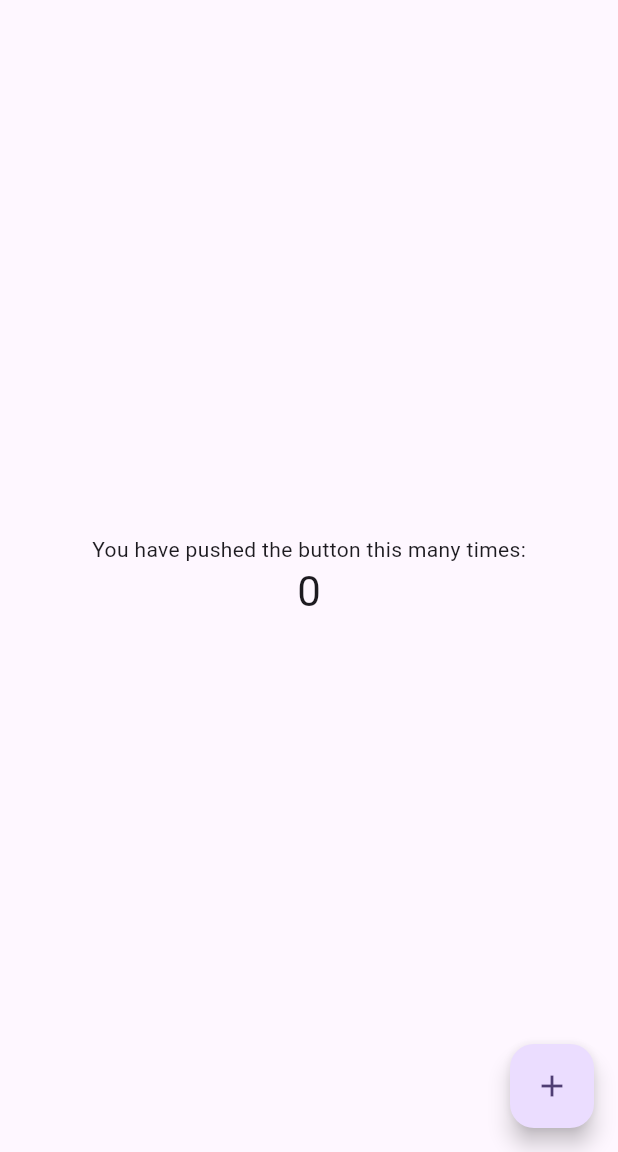
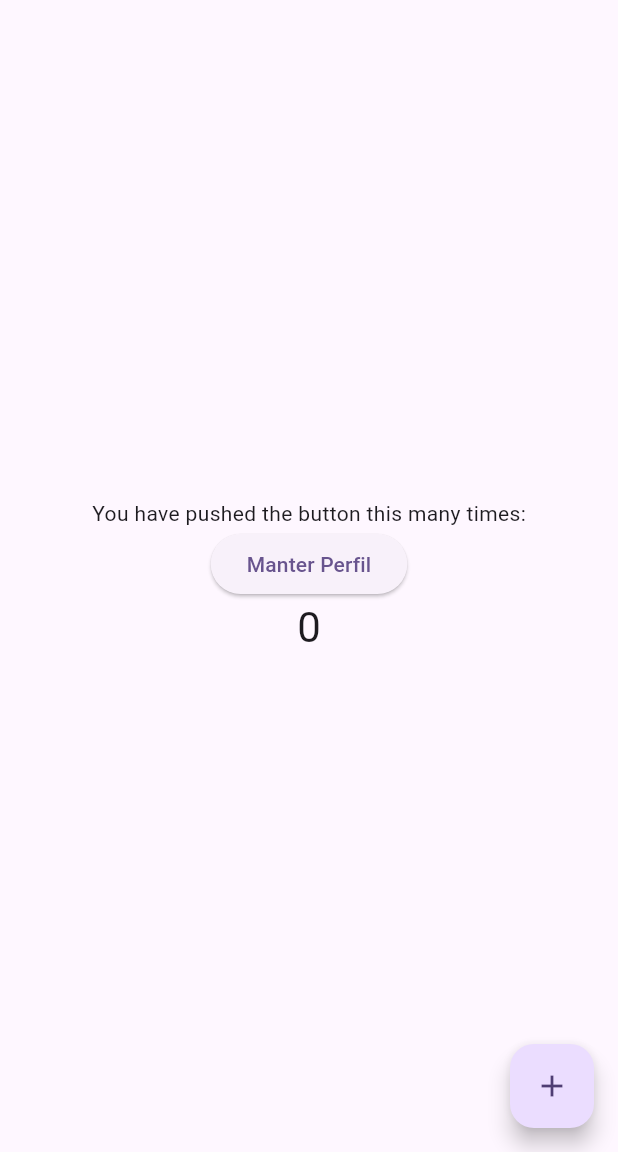
Before and after one commit to rsprenata/Luna, a Flutter app: the screen it shows after launch, on a phone screen of 412 x 824 dp, the part 84-1236 px from its top. Run offline on Flutter 3.47's test engine with Material 3 defaults, Android fonts, the phone set to English and light mode, and no system bars; accounts and stored records are empty.

Commit message:
[Manter perfil]fix: corrige tela

```diff
--- a/lib/main.dart
+++ b/lib/main.dart
@@ -1,4 +1,7 @@
 import 'package:flutter/material.dart';
+import 'package:luna/model/usuario.dart';
+import 'package:luna/routes/routes.dart';
+import 'package:luna/view/perfil/manter_perfil.dart';
 
 void main() {
   runApp(const MyApp());
@@ -32,6 +35,10 @@ class MyApp extends StatelessWidget {
         useMaterial3: true,
       ),
       home: const MyHomePage(title: 'Flutter Demo Home Page'),
+      routes: {
+        Routes.home: (context) => const MyHomePage(title: 'LUNA'),
+        Routes.usuarioEdit:(context) => const EditarUsuarioPage()
+      },
     );
   }
 }
@@ -49,6 +56,7 @@ class MyHomePage extends StatefulWidget {
   // always marked "final".
 
   final String title;
+  static const String routeName = '/home';
 
   @override
   State<MyHomePage> createState() => _MyHomePageState();
@@ -108,6 +116,9 @@ class _MyHomePageState extends State<MyHomePage> {
             const Text(
               'You have pushed the button this many times:',
             ),
+            ElevatedButton(onPressed: (){
+              Navigator.pushNamed(context, EditarUsuarioPage.routeName);
+            }, child: Text("Manter Perfil")),
             Text(
               '$_counter',
               style: Theme.of(context).textTheme.headlineMedium,
--- a/lib/routes/routes.dart
+++ b/lib/routes/routes.dart
@@ -2,8 +2,8 @@ import 'package:luna/main.dart';
 import 'package:luna/view/perfil/manter_perfil.dart';
 
 class Routes {
-/*static const String home = MyHomePage.routeName;
-static const String clienteList = ListarClientesPage.routeName;
+static const String home = MyHomePage.routeName;
+/*static const String clienteList = ListarClientesPage.routeName;
 static const String clienteInsert = InserirClientePage.routeName;*/
 static const String usuarioEdit = EditarUsuarioPage.routeName;
 
--- a/lib/view/perfil/manter_perfil.dart
+++ b/lib/view/perfil/manter_perfil.dart
@@ -122,9 +122,9 @@ class _EditarUsuarioPageState extends State<EditarUsuarioPage> {
 
   @override
   Widget build(BuildContext context) {
-    final Map m = ModalRoute.of(context)!.settings.arguments as Map;
+    /*final Map m = ModalRoute.of(context)!.settings.arguments as Map;
     _id = m["id"];
-    _obterUsuario();
+    _obterUsuario();*/
     return Scaffold(
       resizeToAvoidBottomInset : false,
       appBar: AppBar(
```
